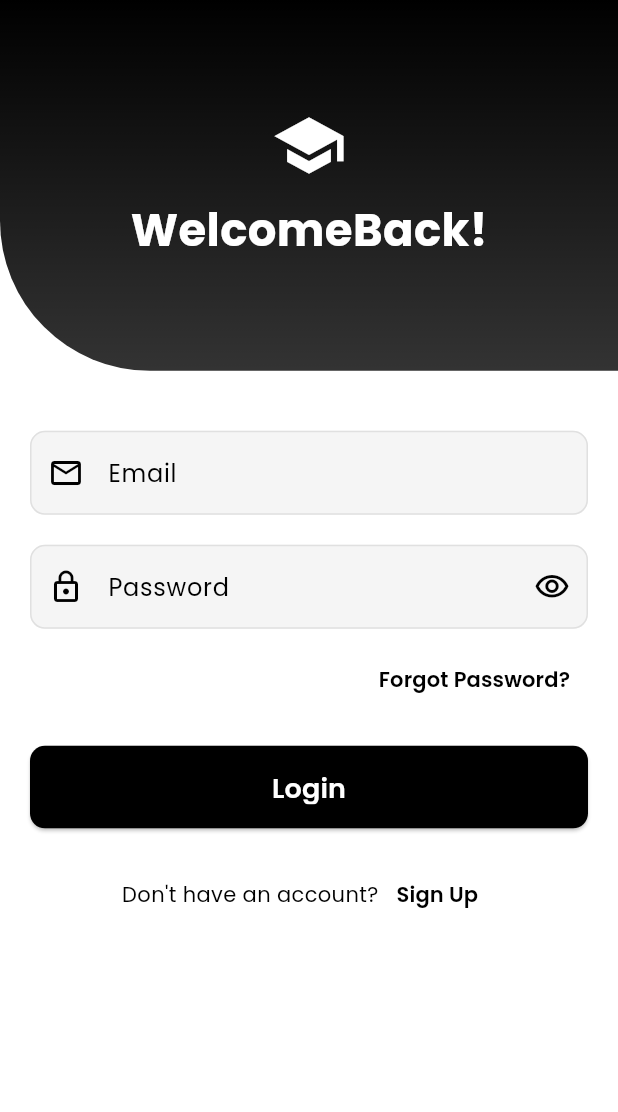
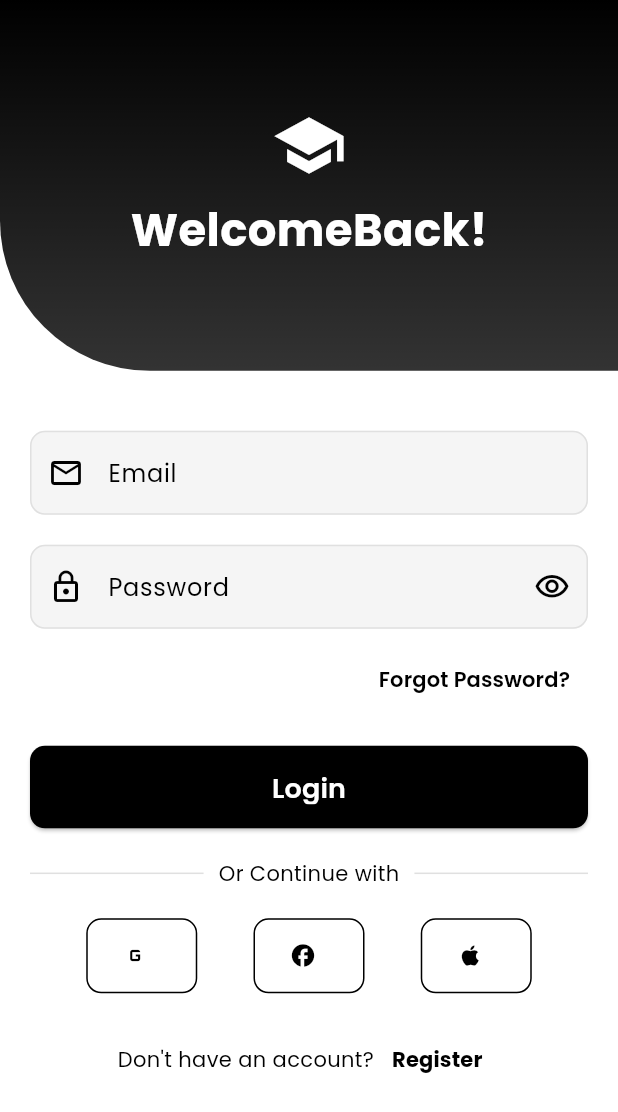
Before and after one commit to VaradSinghal/e_learning_app, a Flutter app: the screen it shows after launch, after a tap on "Skip", on a phone screen of 412 x 824 dp. Shown: the top 1112 px of the screen. Run offline on Flutter 3.47's test engine with Material 3 defaults, Android fonts, the phone set to English and light mode, and no system bars; our stand-ins replace bloc, equatable, flutter_bloc, get, get_storage, google_fonts and 1 more.

Commit message:
login screen

```diff
--- a/lib/views/auth/login_screen.dart
+++ b/lib/views/auth/login_screen.dart
@@ -1,13 +1,14 @@
+import 'package:e_learning_app/routes/app_routes.dart';
 import 'package:e_learning_app/widgets/common/custom_button.dart';
 import 'package:flutter/material.dart';
-import 'package:get/get_connect/http/src/utils/utils.dart';
+import 'package:get/get.dart';
 
 class LoginScreen extends StatelessWidget {
   const LoginScreen({super.key});
 
   @override
   Widget build(BuildContext context) {
-    final size= MediaQuery.of(context).size;
+    final size = MediaQuery.of(context).size;
     return Scaffold(
       backgroundColor: Colors.white,
       body: SingleChildScrollView(
@@ -16,7 +17,8 @@ class LoginScreen extends StatelessWidget {
             Container(
               height: size.height * 0.3,
               decoration: BoxDecoration(
-                gradient: LinearGradient(colors: [
+                gradient: LinearGradient(
+                  colors: [
                     Theme.of(context).primaryColor,
                     Theme.of(context).primaryColor.withOpacity(0.8),
                   ],
@@ -34,11 +36,7 @@ class LoginScreen extends StatelessWidget {
                     child: Column(
                       mainAxisAlignment: MainAxisAlignment.center,
                       children: [
-                        Icon(
-                          Icons.school,
-                          size: 50,
-                          color: Colors.white,
-                        ),
+                        Icon(Icons.school, size: 50, color: Colors.white),
                         SizedBox(height: 10),
                         Text(
                           'WelcomeBack!',
@@ -48,7 +46,6 @@ class LoginScreen extends StatelessWidget {
                             fontWeight: FontWeight.bold,
                           ),
                         ),
-
                       ],
                     ),
                   ),
@@ -57,7 +54,7 @@ class LoginScreen extends StatelessWidget {
             ),
 
             Padding(
-              padding:const EdgeInsets.all(20),
+              padding: const EdgeInsets.all(20),
               child: Column(
                 children: [
                   const SizedBox(height: 20),
@@ -67,11 +64,10 @@ class LoginScreen extends StatelessWidget {
                       prefixIcon: const Icon(Icons.email_outlined),
                       border: OutlineInputBorder(
                         borderRadius: BorderRadius.circular(10),
-
                       ),
                       enabledBorder: OutlineInputBorder(
                         borderRadius: BorderRadius.circular(10),
-                        borderSide:  BorderSide(color: Colors.grey.shade300),
+                        borderSide: BorderSide(color: Colors.grey.shade300),
                       ),
                     ),
                   ),
@@ -85,11 +81,10 @@ class LoginScreen extends StatelessWidget {
                       suffixIcon: const Icon(Icons.visibility_outlined),
                       border: OutlineInputBorder(
                         borderRadius: BorderRadius.circular(10),
-
                       ),
                       enabledBorder: OutlineInputBorder(
                         borderRadius: BorderRadius.circular(10),
-                        borderSide:  BorderSide(color: Colors.grey.shade300),
+                        borderSide: BorderSide(color: Colors.grey.shade300),
                       ),
                     ),
                   ),
@@ -98,39 +93,66 @@ class LoginScreen extends StatelessWidget {
                   Align(
                     alignment: Alignment.centerRight,
                     child: TextButton(
-                      onPressed: (){},
+                      onPressed: () {},
                       child: Text(
                         'Forgot Password?',
-                        style: TextStyle(
-                          color: Theme.of(context).primaryColor,
-
+                        style: TextStyle(color: Theme.of(context).primaryColor),
                       ),
-                       )
                     ),
                   ),
                   const SizedBox(height: 20),
-                  CustomButton(
-                    text: 'Login',
-                    onPressed: (){},
+                  CustomButton(text: 'Login', onPressed: () {}),
+
+                  const SizedBox(height: 20),
+                  Row(
+                    children: [
+                      Expanded(child: Divider(color: Colors.grey.shade300)),
+                      const Padding(
+                        padding: EdgeInsets.symmetric(horizontal: 10),
+                        child: Text('Or Continue with'),
+                      ),
+                      Expanded(child: Divider(color: Colors.grey.shade300)),
+                    ],
                   ),
 
                   const SizedBox(height: 20),
                   Row(
-                    mainAxisAlignment: MainAxisAlignment.center,
+                    mainAxisAlignment: MainAxisAlignment.spaceEvenly,
                     children: [
-                      const Text('Don\'t have an account?'),
-                      TextButton(
+                      _socialLoginButton(
+                      icon: Icons.g_mobiledata,
                       onPressed: (){},
-                         child: Text(
-                          'Sign Up',
-                          style: TextStyle(
-                            color: Theme.of(context).primaryColor,
                     ),
-                         )
+                      _socialLoginButton(
+                      icon: Icons.facebook,
+                      onPressed: (){},
+                    ),
+                      _socialLoginButton(
+                      icon: Icons.apple,
+                      onPressed: (){},
                     ),
                     ],
                   ),
+                  const SizedBox(height: 20),
 
+                  Row(
+                    mainAxisAlignment: MainAxisAlignment.center,
+                    children: [
+                      Text(
+                        'Don\'t have an account?',),
+
+                      TextButton(
+                        onPressed: () => Get.toNamed(AppRoutes.register),
+                        child: Text(
+                          'Register',
+                          style: TextStyle(
+                            color: Theme.of(context).primaryColor,
+                          fontWeight: FontWeight.bold,),
+
+                        ),
+                      ),
+                    ],
+                  ),
                 ],
               ),
             ),
@@ -139,4 +161,18 @@ class LoginScreen extends StatelessWidget {
       ),
     );
   }
+
+  Widget _socialLoginButton({
+    required IconData icon,
+    required VoidCallback onPressed,
+  }) {
+    return CustomButton(
+      icon: icon,
+      isFullWidth: false,
+      height: 50,
+      text: '',
+      onPressed: onPressed,
+      isOutlined: true,
+    );
   }
+}
--- a/lib/views/splash/splash_screen.dart
+++ b/lib/views/splash/splash_screen.dart
@@ -4,7 +4,6 @@ import 'package:e_learning_app/services/storage_service.dart';
 import 'package:flutter/material.dart';
 import 'package:flutter_bloc/flutter_bloc.dart';
 import 'package:get/get.dart';
-import 'package:get/get_core/src/get_main.dart';
 
 class SplashScreen extends StatefulWidget {
   const SplashScreen({super.key});
```
Lines whose indentation alone changed are shown as unchanged.
